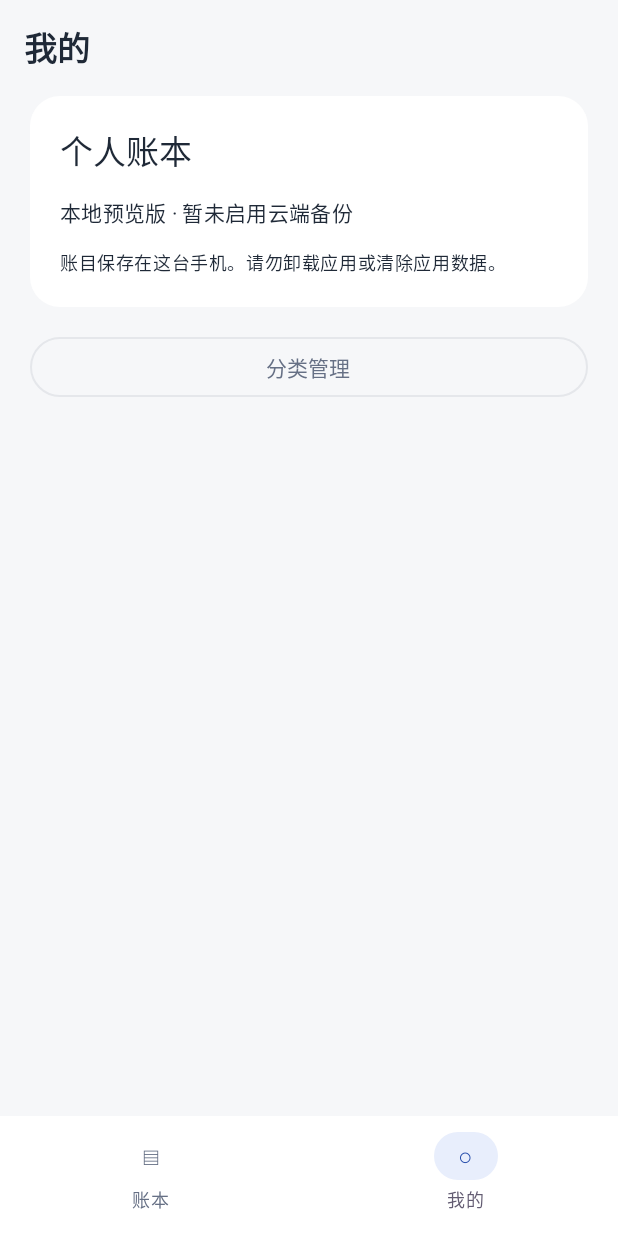
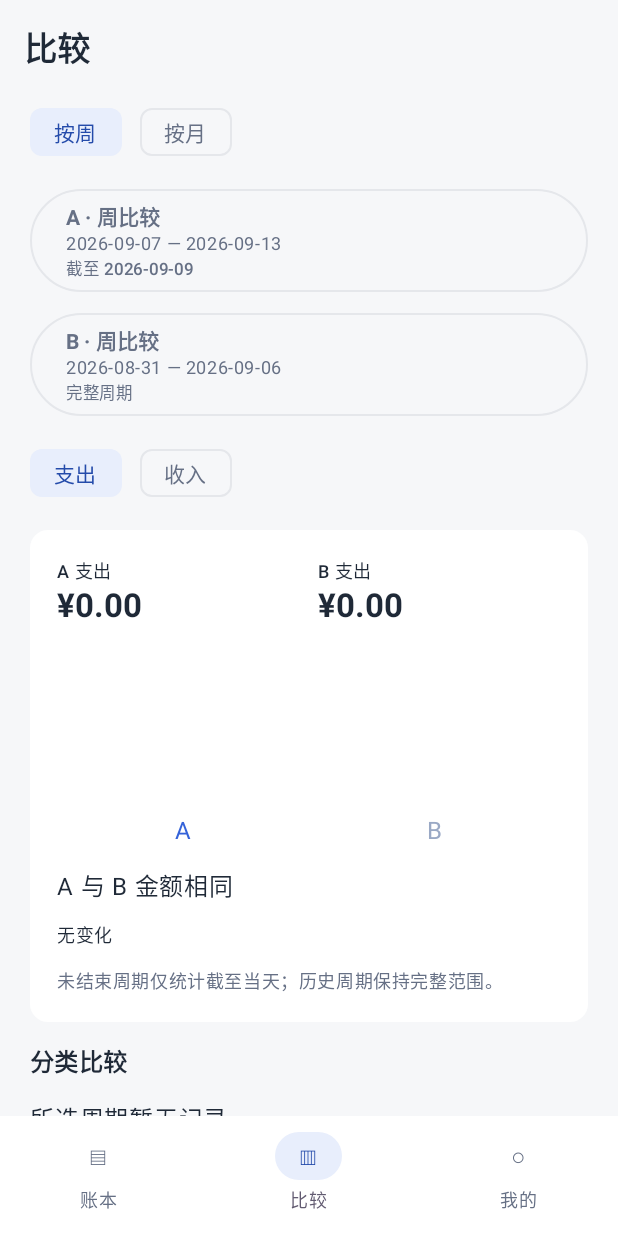
Before and after one commit to wambiton/daily-ledger, an Android app built with Jetpack Compose: the screen it shows after launch (MainActivity), item 2 of the bottom bar chosen, on a phone screen of 412 x 824 dp. Run offline under Robolectric (Android 15) with nearby library versions, the phone set to English and light mode, and no system bars; our stand-ins replace Room's generated code.

Commit message:
feat: add week month and category comparison screens
Add independent period pickers, total bars, category differences and detail navigation. Build, JVM and lint validated before device flow testing.

```diff
--- a/android/app/build.gradle.kts
+++ b/android/app/build.gradle.kts
@@ -11,8 +11,8 @@ android {
         applicationId = "com.personal.ledger"
         minSdk = 26
         targetSdk = 35
-        versionCode = 2
-        versionName = "0.2.0-p2"
+        versionCode = 3
+        versionName = "0.3.0-p3"
         testInstrumentationRunner = "androidx.test.runner.AndroidJUnitRunner"
     }
     compileOptions { sourceCompatibility = JavaVersion.VERSION_17; targetCompatibility = JavaVersion.VERSION_17 }
--- /dev/null
+++ b/android/app/src/main/java/com/personal/ledger/ui/ComparisonScreen.kt
@@ -0,0 +1,157 @@
+package com.personal.ledger.ui
+
+import android.app.DatePickerDialog
+import androidx.compose.foundation.Canvas
+import androidx.compose.foundation.clickable
+import androidx.compose.foundation.layout.*
+import androidx.compose.foundation.text.KeyboardOptions
+import androidx.compose.material3.*
+import androidx.compose.runtime.*
+import androidx.compose.runtime.saveable.rememberSaveable
+import androidx.compose.ui.Modifier
+import androidx.compose.ui.geometry.Offset
+import androidx.compose.ui.geometry.Size
+import androidx.compose.ui.graphics.Color
+import androidx.compose.ui.platform.LocalContext
+import androidx.compose.ui.platform.testTag
+import androidx.compose.ui.text.font.FontWeight
+import androidx.compose.ui.text.input.KeyboardType
+import androidx.compose.ui.unit.dp
+import com.personal.ledger.data.*
+import com.personal.ledger.domain.*
+import java.time.LocalDate
+import java.time.YearMonth
+
+@Composable
+fun ComparisonScreen(entries: List<Entry>, categories: List<Category>, onEntry: (Entry) -> Unit) {
+    val today = Rules.today()
+    val context = LocalContext.current
+    var mode by rememberSaveable { mutableStateOf("week") }
+    var type by rememberSaveable { mutableStateOf("expense") }
+    var weekA by rememberSaveable { mutableStateOf(today.toString()) }
+    var weekB by rememberSaveable { mutableStateOf(today.minusWeeks(1).toString()) }
+    var monthA by rememberSaveable { mutableStateOf(YearMonth.from(today).toString()) }
+    var monthB by rememberSaveable { mutableStateOf(YearMonth.from(today).minusMonths(1).toString()) }
+    var monthPicker by rememberSaveable { mutableStateOf<String?>(null) }
+    var selectionError by rememberSaveable { mutableStateOf<String?>(null) }
+    var detailCategory by rememberSaveable { mutableStateOf<String?>(null) }
+    val a = if(mode == "week") Comparison.week(LocalDate.parse(weekA),today) else Comparison.month(YearMonth.parse(monthA),today)
+    val b = if(mode == "week") Comparison.week(LocalDate.parse(weekB),today) else Comparison.month(YearMonth.parse(monthB),today)
+    val result = remember(entries, type, a, b) { Comparison.calculate(entries, type, a, b) }
+    val names = remember(categories) { categories.associate { it.id to it.name } }
+    val aColor = MaterialTheme.colorScheme.primary
+    val bColor = Color(0xFF9AA9C5)
+
+    fun pickWeek(side: String) {
+        val initial = LocalDate.parse(if(side == "A") weekA else weekB)
+        DatePickerDialog(context, { _, year, month, day ->
+            val selected = LocalDate.of(year,month + 1,day)
+            val other = if(side == "A") b else a
+            if(Comparison.week(selected,today).start == other.start) selectionError = "请选择不同的比较周期"
+            else { if(side == "A") weekA = selected.toString() else weekB = selected.toString(); detailCategory = null }
+        },initial.year,initial.monthValue - 1,initial.dayOfMonth).apply {
+            datePicker.maxDate = today.plusDays(1).atStartOfDay(Rules.zone).toInstant().toEpochMilli() - 1
+        }.show()
+    }
+    Column(verticalArrangement = Arrangement.spacedBy(14.dp)) {
+        Row(horizontalArrangement = Arrangement.spacedBy(12.dp)) {
+            FilterChip(selected = mode == "week", onClick = { mode = "week"; detailCategory = null }, label = { Text("按周") })
+            FilterChip(selected = mode == "month", onClick = { mode = "month"; detailCategory = null }, label = { Text("按月") })
+        }
+        listOf("A" to a, "B" to b).forEach { (side, period) ->
+            OutlinedButton(onClick = { if(mode == "week") pickWeek(side) else monthPicker = side }, modifier = Modifier.fillMaxWidth().testTag("period-$side")) {
+                Column(Modifier.fillMaxWidth()) {
+                    Text("$side · ${if(mode == "month") YearMonth.from(period.start) else "周比较"}", fontWeight = FontWeight.Bold)
+                    Text(period.label, style = MaterialTheme.typography.bodySmall)
+                    Text(period.actualLabel, style = MaterialTheme.typography.labelSmall)
+                }
+            }
+        }
+        Row(horizontalArrangement = Arrangement.spacedBy(12.dp)) {
+            FilterChip(selected = type == "expense", onClick = { type = "expense"; detailCategory = null }, label = { Text("支出") })
+            FilterChip(selected = type == "income", onClick = { type = "income"; detailCategory = null }, label = { Text("收入") })
+        }
+        Card(colors = CardDefaults.cardColors(containerColor = MaterialTheme.colorScheme.surface), modifier = Modifier.fillMaxWidth()) {
+            Column(Modifier.padding(18.dp), verticalArrangement = Arrangement.spacedBy(12.dp)) {
+                Row(Modifier.fillMaxWidth(), horizontalArrangement = Arrangement.spacedBy(12.dp)) {
+                    listOf("A" to result.a, "B" to result.b).forEach { (side,total) ->
+                        Column(Modifier.weight(1f)) {
+                            Text("$side ${if(type == "expense") "支出" else "收入"}", style = MaterialTheme.typography.labelMedium)
+                            Text("¥${Rules.money(total)}", modifier = Modifier.testTag("total-${side.lowercase()}"), style = MaterialTheme.typography.titleLarge, fontWeight = FontWeight.Bold)
+                        }
+                    }
+                }
+                Canvas(Modifier.fillMaxWidth().height(100.dp)) {
+                    val max = maxOf(result.a,result.b,1).toFloat()
+                    val width = size.width / 5f
+                    val ha = size.height * (result.a.toFloat() / max)
+                    val hb = size.height * (result.b.toFloat() / max)
+                    drawRect(aColor,Offset(width,size.height-ha),Size(width,ha))
+                    drawRect(bColor,Offset(width*3,size.height-hb),Size(width,hb))
+                }
+                Row(Modifier.fillMaxWidth(), horizontalArrangement = Arrangement.SpaceAround) { Text("A",color=aColor); Text("B",color=bColor) }
+                Text(if(result.delta == 0L) "A 与 B 金额相同" else "A 比 B ${if(result.delta > 0) "多" else "少"} ¥${Rules.money(kotlin.math.abs(result.delta))}")
+                Text(result.percent?.let { "变化 $it%（以 B 为基准）" } ?: if(result.a == 0L) "无变化" else "B 无金额记录，不计算变化比例", style = MaterialTheme.typography.bodySmall)
+                if(a.partial || b.partial) Text("未结束周期仅统计截至当天；历史周期保持完整范围。", style = MaterialTheme.typography.bodySmall, color = MaterialTheme.colorScheme.onSurfaceVariant)
+            }
+        }
+        if(detailCategory == null) {
+            Text("分类比较",style=MaterialTheme.typography.titleMedium,fontWeight=FontWeight.Bold)
+            if(result.categories.isEmpty()) Text("所选周期暂无记录")
+            val scale = result.categories.maxOfOrNull { maxOf(it.a,it.b) }?.coerceAtLeast(1) ?: 1L
+            result.categories.forEach { row ->
+                Card(modifier = Modifier.fillMaxWidth().clickable { detailCategory = row.id }.testTag("compare-category-${row.id}"),
+                    colors = CardDefaults.cardColors(containerColor = MaterialTheme.colorScheme.surface)) {
+                    Column(Modifier.padding(16.dp), verticalArrangement = Arrangement.spacedBy(8.dp)) {
+                        Text(names[row.id] ?: "分类", fontWeight = FontWeight.Bold)
+                        Text("A ¥${Rules.money(row.a)} · B ¥${Rules.money(row.b)}",style=MaterialTheme.typography.bodySmall)
+                        LinearProgressIndicator(progress = { row.a.toFloat()/scale }, modifier = Modifier.fillMaxWidth(), color = aColor)
+                        LinearProgressIndicator(progress = { row.b.toFloat()/scale }, modifier = Modifier.fillMaxWidth(), color = bColor)
+                        Text("差额（A−B）：¥${Rules.money(row.delta)}  ›",style=MaterialTheme.typography.bodySmall)
+                    }
+                }
+            }
+        } else {
+            TextButton(onClick = { detailCategory = null }) { Text("返回分类比较") }
+            Text("${names[detailCategory] ?: "分类"} · 明细",style=MaterialTheme.typography.titleMedium)
+            listOf("A" to a,"B" to b).forEach { (side,period) ->
+                Text("$side · ${period.actualLabel}",fontWeight=FontWeight.Bold)
+                val matching = entries.filter { it.type == type && it.categoryId == detailCategory && it.deletedAt == null && period.contains(it.date) }
+                if(matching.isEmpty()) Text("暂无记录")
+                matching.forEach { entry ->
+                    OutlinedButton(onClick = { onEntry(entry) },modifier=Modifier.fillMaxWidth()) {
+                        Column(Modifier.fillMaxWidth()) {
+                            Text("${entry.date} · ¥${Rules.money(entry.amountFen)}")
+                            if(entry.note.isNotBlank()) Text(entry.note,maxLines=2)
+                        }
+                    }
+                }
+            }
+        }
+        Spacer(Modifier.height(24.dp))
+    }
+    monthPicker?.let { side -> MonthPicker(YearMonth.parse(if(side == "A") monthA else monthB), onDismiss = { monthPicker = null }) { selected ->
+        val other = if(side == "A") monthB else monthA
+        if(selected.toString() == other) selectionError = "请选择不同的比较周期"
+        else { if(side == "A") monthA = selected.toString() else monthB = selected.toString(); detailCategory = null }
+        monthPicker = null
+    } }
+    selectionError?.let { AlertDialog(onDismissRequest = { selectionError = null },title = { Text(it) },confirmButton = { TextButton(onClick = { selectionError = null }) { Text("知道了") } }) }
+}
+
+@Composable private fun MonthPicker(initial: YearMonth, onDismiss: () -> Unit, onSelected: (YearMonth) -> Unit) {
+    var yearText by rememberSaveable { mutableStateOf(initial.year.toString()) }
+    val today = YearMonth.from(Rules.today())
+    val year = yearText.toIntOrNull()?.takeIf { it in 1900..today.year }
+    AlertDialog(onDismissRequest = onDismiss, title = { Text("选择月份") }, text = {
+        Column(verticalArrangement = Arrangement.spacedBy(8.dp)) {
+            OutlinedTextField(yearText,{ if(it.length <= 4) yearText = it },label={ Text("年份") },keyboardOptions=KeyboardOptions(keyboardType=KeyboardType.Number),singleLine=true,modifier=Modifier.testTag("month-year"))
+            if(year == null) Text("请输入 1900—${today.year} 的年份",color=MaterialTheme.colorScheme.error)
+            (1..12).chunked(3).forEach { row -> Row(horizontalArrangement=Arrangement.spacedBy(4.dp)) {
+                row.forEach { month ->
+                    TextButton(onClick={ year?.let { onSelected(YearMonth.of(it,month)) } },enabled=year != null && YearMonth.of(year,month) <= today,modifier=Modifier.weight(1f).testTag("month-$month")) { Text("${month}月") }
+                }
+            } }
+        }
+    }, confirmButton = { TextButton(onClick=onDismiss) { Text("取消") } })
+}
--- a/android/app/src/main/java/com/personal/ledger/ui/LedgerApp.kt
+++ b/android/app/src/main/java/com/personal/ledger/ui/LedgerApp.kt
@@ -9,6 +9,7 @@ import androidx.compose.foundation.text.KeyboardOptions
 import androidx.compose.material3.*
 import androidx.compose.runtime.*
 import androidx.compose.runtime.saveable.rememberSaveable
+import androidx.compose.runtime.saveable.rememberSaveableStateHolder
 import androidx.compose.ui.Alignment
 import androidx.compose.ui.Modifier
 import androidx.compose.ui.platform.LocalContext
@@ -54,6 +55,7 @@ fun LedgerApp(vm: LedgerViewModel = viewModel()) {
     val snackbar = remember { SnackbarHostState() }
     val today = Rules.today()
     val byId = remember(categories) { categories.associateBy { it.id } }
+    val screenState = rememberSaveableStateHolder()
 
     fun chooseDate(initial: String, complete: (LocalDate) -> Unit) {
         val d = LocalDate.parse(initial)
@@ -85,14 +87,15 @@ fun LedgerApp(vm: LedgerViewModel = viewModel()) {
         containerColor = MaterialTheme.colorScheme.background,
         snackbarHost = { SnackbarHost(snackbar) },
         topBar = { TopAppBar(
-            title = { Text(when(route) { "choose" -> "选择分类"; "form" -> if(entryId == null) "记一笔" else "编辑账目"; "detail" -> "账目详情"; "manage" -> "分类管理"; else -> if(tab == 0) "账本" else "我的" }, fontWeight = FontWeight.Bold) },
+            title = { Text(when(route) { "choose" -> "选择分类"; "form" -> if(entryId == null) "记一笔" else "编辑账目"; "detail" -> "账目详情"; "manage" -> "分类管理"; else -> when(tab) { 0 -> "账本"; 1 -> "比较"; else -> "我的" } }, fontWeight = FontWeight.Bold) },
             navigationIcon = { if(route != "home") TextButton(onClick = { leave() }, enabled = !busy) { Text("返回") } },
             actions = { if(route == "home" && tab == 0) Text("本地保存", modifier = Modifier.padding(end = 20.dp), style = MaterialTheme.typography.labelMedium) },
             colors = TopAppBarDefaults.topAppBarColors(containerColor = MaterialTheme.colorScheme.background)
         ) },
         bottomBar = { if(route == "home") NavigationBar {
             NavigationBarItem(selected = tab == 0, onClick = { tab = 0 }, icon = { Text("▤") }, label = { Text("账本") })
-            NavigationBarItem(selected = tab == 1, onClick = { tab = 1 }, icon = { Text("○") }, label = { Text("我的") })
+            NavigationBarItem(selected = tab == 1, onClick = { tab = 1 }, icon = { Text("▥") }, label = { Text("比较") })
+            NavigationBarItem(selected = tab == 2, onClick = { tab = 2 }, icon = { Text("○") }, label = { Text("我的") })
         } },
         floatingActionButton = { if(route == "home" && tab == 0 && ready) ExtendedFloatingActionButton(
             onClick = { beginNew(today.toString()) }, modifier = Modifier.testTag("new-entry")) { Text("＋ 记一笔") } },
@@ -116,6 +119,10 @@ fun LedgerApp(vm: LedgerViewModel = viewModel()) {
                         OutlinedButton(onClick = { beginNew(selectedDate) }, modifier = Modifier.fillMaxWidth()) { Text("补记这一天") }
                     }
                     Spacer(Modifier.height(90.dp))
+                } else if(tab == 1) {
+                    screenState.SaveableStateProvider("comparison") {
+                        ComparisonScreen(entries, categories) { detailId = it.id; route = "detail" }
+                    }
                 } else {
                     LedgerCard {
                         Text("个人账本", style = MaterialTheme.typography.titleLarge)
```
